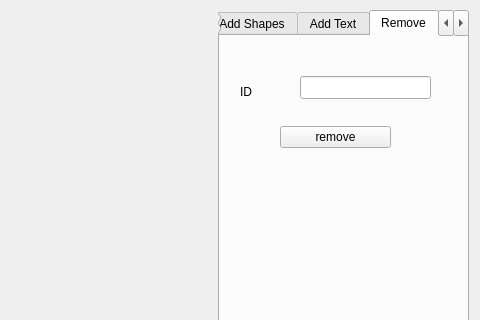
mark24680617/CS1C-2DGraph, file mainwindow.ui: the form before one commit; both pictures show x 1002 to 1482 and y 0 to 320 of the 1482 by 642 pixel window.
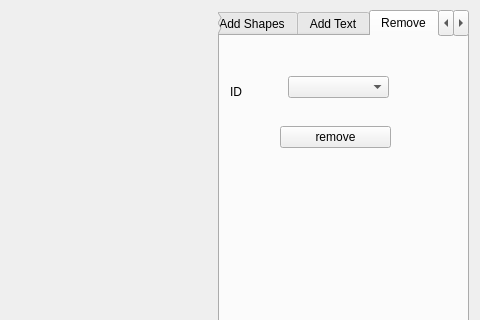
The form after the commit. The open tabs and pages were chosen to show the change. Icons and pictures are not drawn.

Commit message: write the code for the remove button and it works perfectly

```diff
--- a/mainwindow.ui
+++ b/mainwindow.ui
@@ -674,7 +674,7 @@
      <widget class="QLabel" name="label_18">
       <property name="geometry">
        <rect>
-        <x>20</x>
+        <x>10</x>
         <y>40</y>
         <width>51</width>
         <height>31</height>
@@ -684,13 +684,13 @@
        <string>ID</string>
       </property>
      </widget>
-     <widget class="QLineEdit" name="lineEdit_13">
+     <widget class="QComboBox" name="comboBox_remove">
       <property name="geometry">
        <rect>
-        <x>80</x>
+        <x>68</x>
         <y>40</y>
-        <width>131</width>
-        <height>23</height>
+        <width>101</width>
+        <height>22</height>
        </rect>
       </property>
      </widget>
```
Left out of the diff: 2 changed lines with no effect on the pictures. The commit also changes 2 other files.
